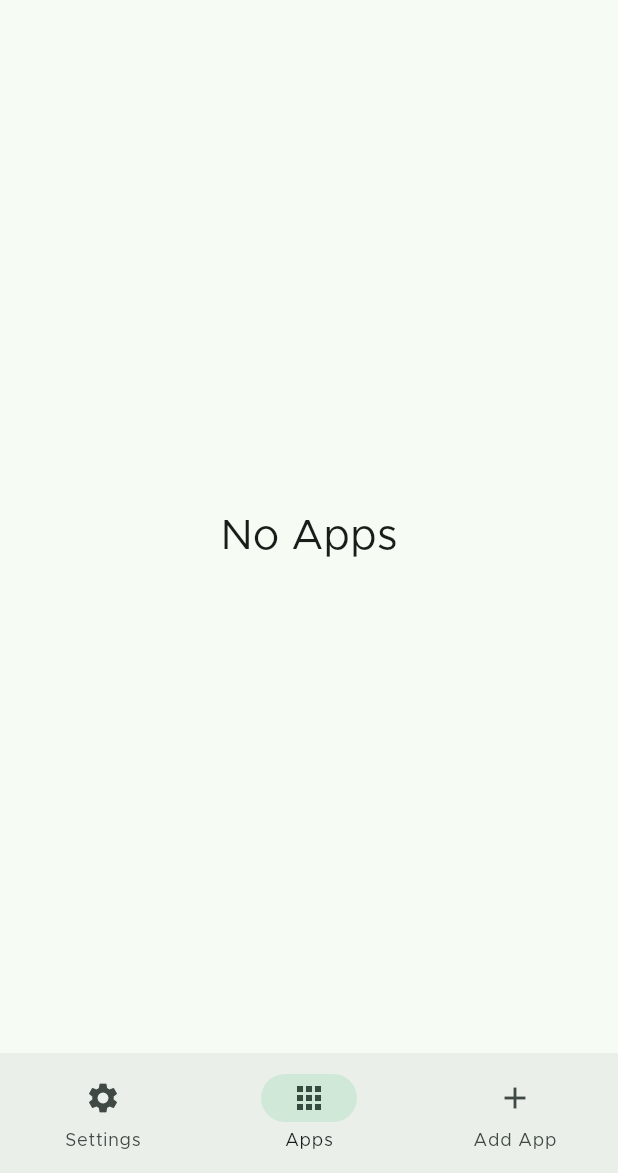
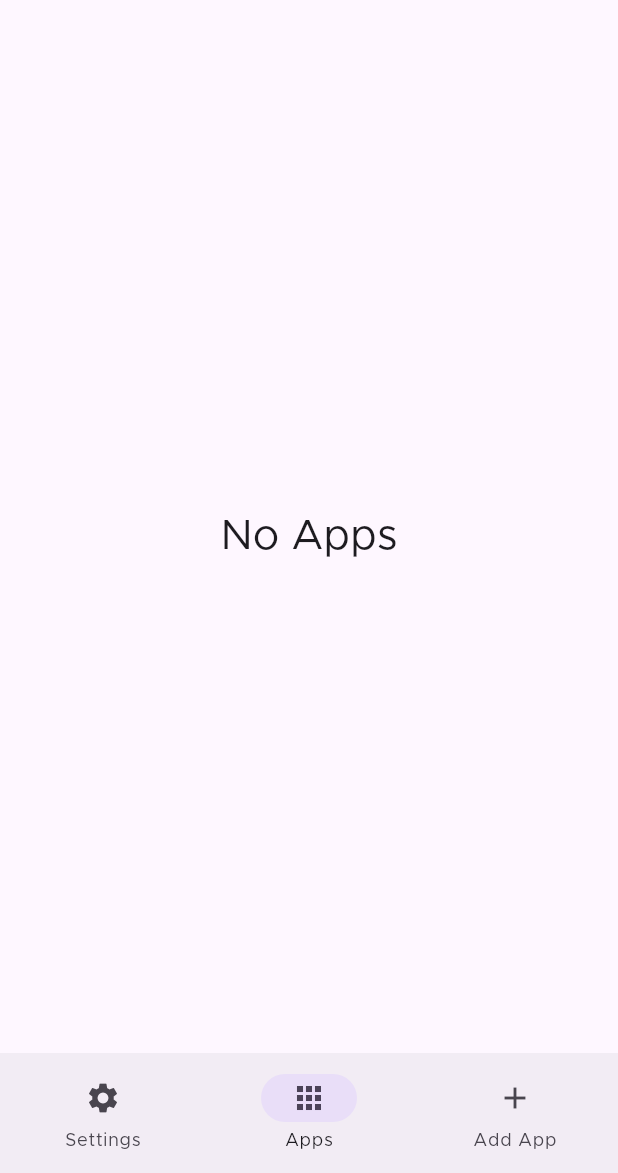
Before and after one commit to ownerroc/ObtainRoc, a Flutter app: the screen it shows after launch, on a phone screen of 412 x 824 dp, the part 63-1236 px from its top. Run offline on Flutter 3.47's test engine with Material 2 defaults, Android fonts, the phone set to English and light mode, and no system bars; drawn by our look-alikes of dynamic_color; our stand-ins replace flutter_local_notifications, webview_flutter; missing offline and left inert: flutter_fgbg, install_plugin_v2, workmanager; statements that could not run were skipped.

Commit message:
Changed theme colour

```diff
--- a/lib/main.dart
+++ b/lib/main.dart
@@ -50,7 +50,7 @@ void main() async {
   ));
 }
 
-var defaultThemeColour = const Color(0xFF69F0AE);
+var defaultThemeColour = Colors.deepPurple;
 
 class MyApp extends StatelessWidget {
   const MyApp({super.key});
--- a/lib/services/apps_provider.dart
+++ b/lib/services/apps_provider.dart
@@ -160,7 +160,7 @@ class AppsProvider with ChangeNotifier {
 
   Future<App?> getUpdate(String appId) async {
     App? currentApp = apps[appId]!.app;
-    App newApp = await SourceService().getApp(currentApp!.url);
+    App newApp = await SourceService().getApp(currentApp.url);
     if (newApp.latestVersion != currentApp.latestVersion) {
       newApp.installedVersion = currentApp.installedVersion;
       await saveApp(newApp);
@@ -190,7 +190,7 @@ class AppsProvider with ChangeNotifier {
     List<String> appIds = apps.keys.toList();
     for (int i = 0; i < appIds.length; i++) {
       App? app = apps[appIds[i]]!.app;
-      if (app!.installedVersion != app.latestVersion) {
+      if (app.installedVersion != app.latestVersion) {
         await downloadAndInstallLatestApp(app.id);
       }
     }
```
Also changed, not shown: assets/icon.png, 10 other files.
